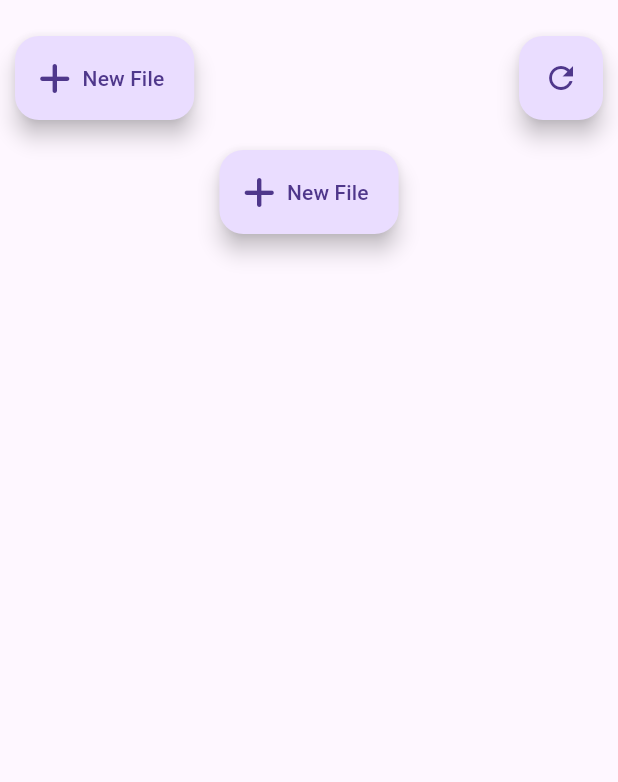
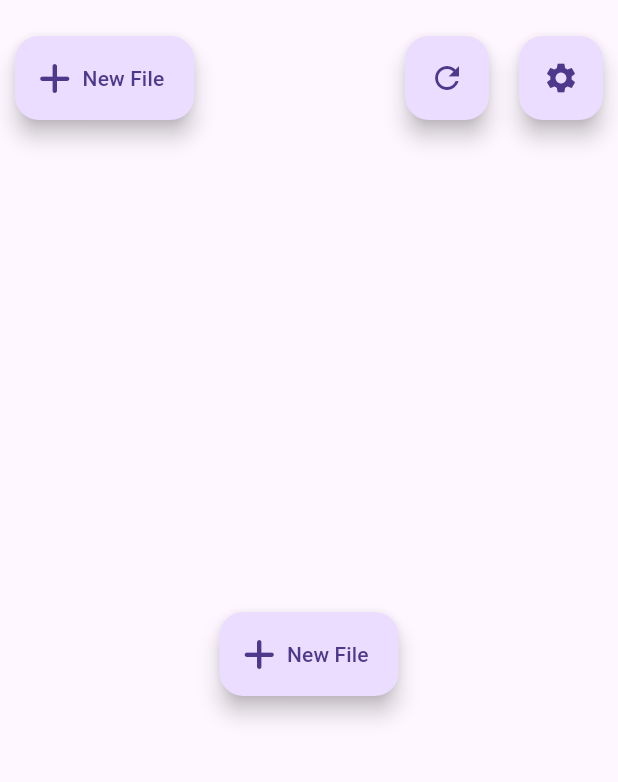
Before and after one commit to Demohstens/Sketchspace, a Flutter app: the screen it shows after launch, after a tap on the "refresh" icon, on a phone screen of 412 x 824 dp, the part 63-845 px from its top. Run offline on Flutter 3.47's test engine with Material 3 defaults, Android fonts, the phone set to English and light mode, and no system bars; our stand-ins replace font_awesome_flutter.

Commit message:
Added basic settings

```diff
--- a/lib/components/drawing_canvas.dart
+++ b/lib/components/drawing_canvas.dart
@@ -33,6 +33,9 @@ class DrawingCanvas extends StatelessWidget {
 
                 /// Current Path Custom Paint - CurrentLinePainter
                 GestureDetector(
+                    onDoubleTap: () {
+                      context.read<DrawingContext>().toggleUI();
+                    },
                     onLongPressStart: (details) {
                       context
                           .read<DrawingContext>()
--- a/lib/components/save_file_reminder.dart
+++ b/lib/components/save_file_reminder.dart
@@ -1,7 +1,6 @@
 import 'dart:async';
 
 import 'package:flutter/material.dart';
-import 'package:flutter/services.dart';
 import 'package:sketchspace/classes/drawing_context.dart';
 import 'package:provider/provider.dart';
 import 'package:sketchspace/pages/homepage.dart';
--- a/lib/pages/homepage.dart
+++ b/lib/pages/homepage.dart
@@ -10,6 +10,7 @@ import 'package:sketchspace/pages/canvas.dart';
 import 'package:flutter/material.dart';
 // import 'package:font_awesome_flutter/font_awesome_flutter.dart';
 import 'package:provider/provider.dart';
+import 'package:sketchspace/pages/settings_page.dart';
 
 // Menu for selecting pages (Canvas, etc.)
 class HomePage extends StatelessWidget {
@@ -31,13 +32,30 @@ class HomePage extends StatelessWidget {
   }
 }
 
+class FileGrid extends StatefulWidget {
+  @override
+  _FileGridState createState() => _FileGridState();
+}
+
 // A display of all available Pages/windows. Hardcoded for now.
-class FileGrid extends StatelessWidget {
+class _FileGridState extends State<FileGrid> {
+  List<File> files = [];
+  @override
+  // void initState() {
+  //   // TODO: implement initState
+  //   super.initState();
+  //   getFiles().then((value) {
+  //     setState(() {
+  //       files = value;
+  //     });
+  //   });
+  // }
+
   @override
   Widget build(BuildContext context) {
-    List<File> files = context.watch<DrawFileProvider>().files;
+    files = context.watch<DrawFileProvider>().files;
     if (files.isEmpty) {
-      return Center(child: NewFileButton(tag: "newfileGrid"));
+      return Expanded(child: Center(child: NewFileButton(tag: "newfileGrid")));
     } else {
       return Expanded(
           child: GridView(
@@ -67,16 +85,28 @@ class TopBar extends StatelessWidget {
           child: Container(
               margin: EdgeInsets.all(10),
               child: FloatingActionButton(
+                  heroTag: "refresh",
                   onPressed: () {
                     context.read<DrawFileProvider>().updateFileList();
                   },
-                  child: const Icon(Icons.refresh))))
+                  child: const Icon(Icons.refresh)))),
+      SizedBox(
+          child: Container(
+              margin: EdgeInsets.all(10),
+              child: FloatingActionButton(
+                  heroTag: "settingscanvas",
+                  child: const Icon(Icons.settings),
+                  onPressed: () => Navigator.push(
+                      context,
+                      MaterialPageRoute(
+                          builder: (context) => SettingsPage()))))),
     ]);
   }
 }
 
 class DrawFileProvider extends ChangeNotifier {
   List<File> files = [];
+
   DrawFileProvider() {
     getFiles().then((value) {
       files = value;
```
Also changed, not shown: lib/classes/drawing_context.dart (+10 -2 lines), lib/components/canvasUI.dart (+6 -4 lines), lib/pages/canvas.dart (+6 -1 lines), lib/pages/settings_page.dart (added, +32 -0 lines), 1 other file.
